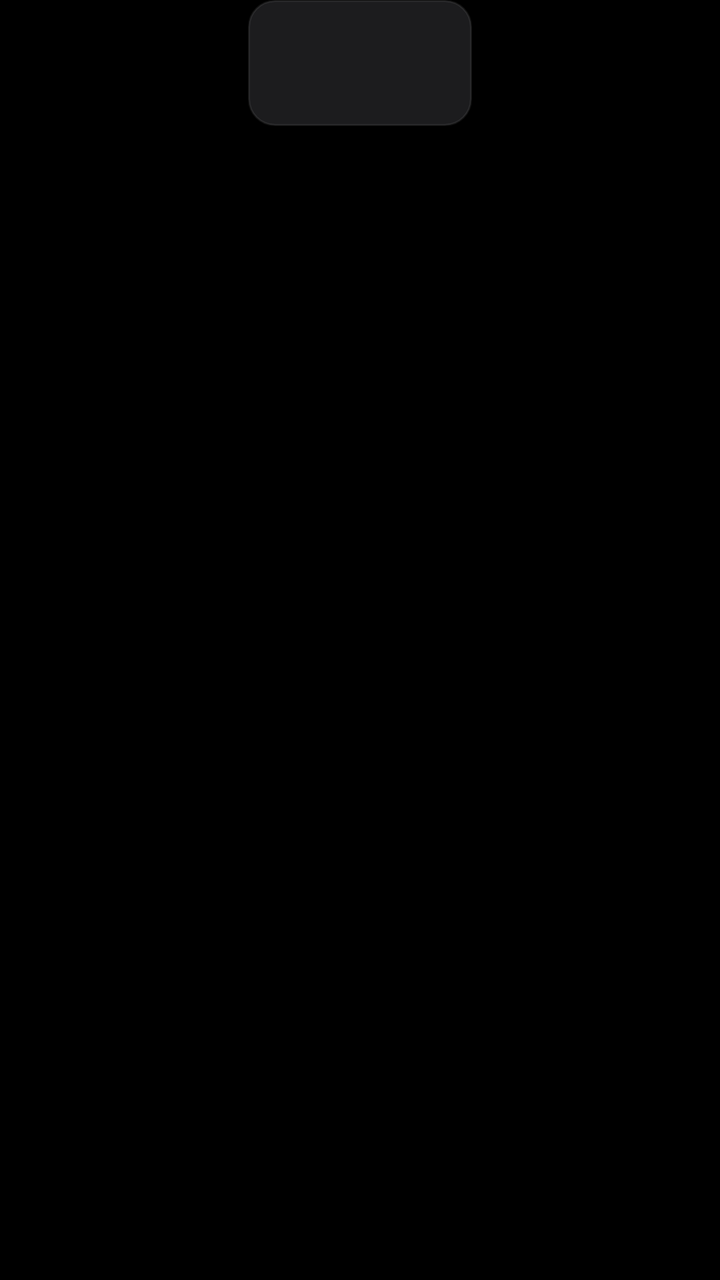
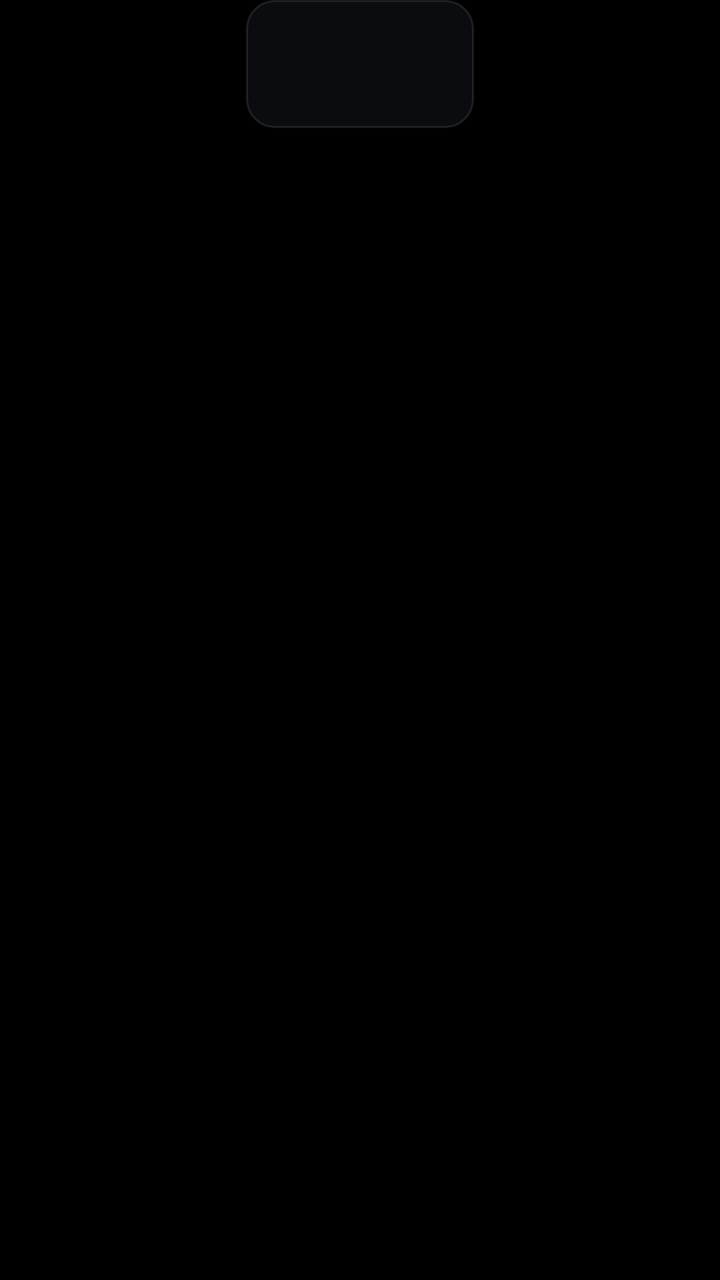

Before-and-after screenshots of an Android layout around one commit, followed by the original layout XML and the change that was made.
<!-- AndroidManifest.xml: application theme Theme.AppleTVHome -->
<!-- res/layout/item_app_tile.xml -->
<?xml version="1.0" encoding="utf-8"?>
<LinearLayout xmlns:android="http://schemas.android.com/apk/res/android"
    android:id="@+id/tile_root"
    android:layout_width="wrap_content"
    android:layout_height="wrap_content"
    android:orientation="vertical"
    android:gravity="center_horizontal"
    android:layout_margin="6dp"
    android:clipChildren="false"
    android:clipToPadding="false">

    <FrameLayout
        android:id="@+id/tile_frame"
        android:layout_width="112dp"
        android:layout_height="63dp"
        android:background="@drawable/tile_focus_glass"
        android:focusable="true">

        <ImageView
            android:id="@+id/tile_icon"
            android:layout_width="match_parent"
            android:layout_height="match_parent"
            android:scaleType="centerCrop" />
    </FrameLayout>

    
    <TextView
        android:id="@+id/tile_label"
        android:layout_width="wrap_content"
        android:layout_height="wrap_content"
        android:layout_marginTop="5dp"
        android:textColor="@color/white"
        android:textSize="11sp"
        android:maxLines="1"
        android:alpha="0"
        android:shadowColor="#CC000000"
        android:shadowRadius="6"
        android:shadowDy="2" />
</LinearLayout>
<!-- resources referenced by this layout -->
<resources>
  <color name="white">#FFFFFF</color>
  <!-- drawable tile_focus_glass (drawable) -->
  <?xml version="1.0" encoding="utf-8"?>
  <selector xmlns:android="http://schemas.android.com/apk/res/android">
      <item android:state_focused="true">
          <shape android:shape="rectangle">
              <corners android:radius="14dp" />
              <stroke android:width="1.5dp" android:color="#40FFFFFF" />
              <gradient
                  android:type="linear"
                  android:angle="270"
                  android:startColor="#0FFFFFFF"
                  android:endColor="#04FFFFFF" />
          </shape>
      </item>
      <item>
          <shape android:shape="rectangle">
              <corners android:radius="13dp" />
              <stroke android:width="1dp" android:color="#14FFFFFF" />
              <solid android:color="#1C1C1E" />
          </shape>
      </item>
  </selector>
  <style name="Theme.AppleTVHome" parent="@android:style/Theme.NoTitleBar.Fullscreen">
          <item name="android:windowBackground">@color/pitch_black</item>
          <item name="android:colorBackground">@color/pitch_black</item>
          <item name="android:windowNoTitle">true</item>
          <item name="android:windowAnimationStyle">@null</item>
          <item name="android:soundEffectsEnabled">false</item>
      </style>
  <color name="pitch_black">#000000</color>
</resources>

<!-- the commit's change to res/layout/item_app_tile.xml (unified diff, before → after) -->
@@ -11,8 +11,8 @@
 
     <FrameLayout
         android:id="@+id/tile_frame"
-        android:layout_width="112dp"
-        android:layout_height="63dp"
+        android:layout_width="114dp"
+        android:layout_height="64dp"
         android:background="@drawable/tile_focus_glass"
         android:focusable="true">
 
@@ -28,9 +28,9 @@
         android:id="@+id/tile_label"
         android:layout_width="wrap_content"
         android:layout_height="wrap_content"
-        android:layout_marginTop="5dp"
+        android:layout_marginTop="6dp"
         android:textColor="@color/white"
-        android:textSize="11sp"
+        android:textSize="12sp"
         android:maxLines="1"
         android:alpha="0"
         android:shadowColor="#CC000000"
<!-- resource entries referenced after the edit -->
@@ -6,20 +6,21 @@
   <selector xmlns:android="http://schemas.android.com/apk/res/android">
       <item android:state_focused="true">
           <shape android:shape="rectangle">
-              <corners android:radius="14dp" />
-              <stroke android:width="1.5dp" android:color="#40FFFFFF" />
+              <corners android:radius="16dp" />
+              <stroke android:width="2dp" android:color="#F5FFFFFF" />
               <gradient
                   android:type="linear"
                   android:angle="270"
-                  android:startColor="#0FFFFFFF"
-                  android:endColor="#04FFFFFF" />
+                  android:startColor="#33FFFFFF"
+                  android:centerColor="#08FFFFFF"
+                  android:endColor="#02FFFFFF" />
           </shape>
       </item>
       <item>
           <shape android:shape="rectangle">
-              <corners android:radius="13dp" />
-              <stroke android:width="1dp" android:color="#14FFFFFF" />
-              <solid android:color="#1C1C1E" />
+              <corners android:radius="14dp" />
+              <stroke android:width="1dp" android:color="#1AFFFFFF" />
+              <solid android:color="#80161820" />
           </shape>
       </item>
   </selector>
